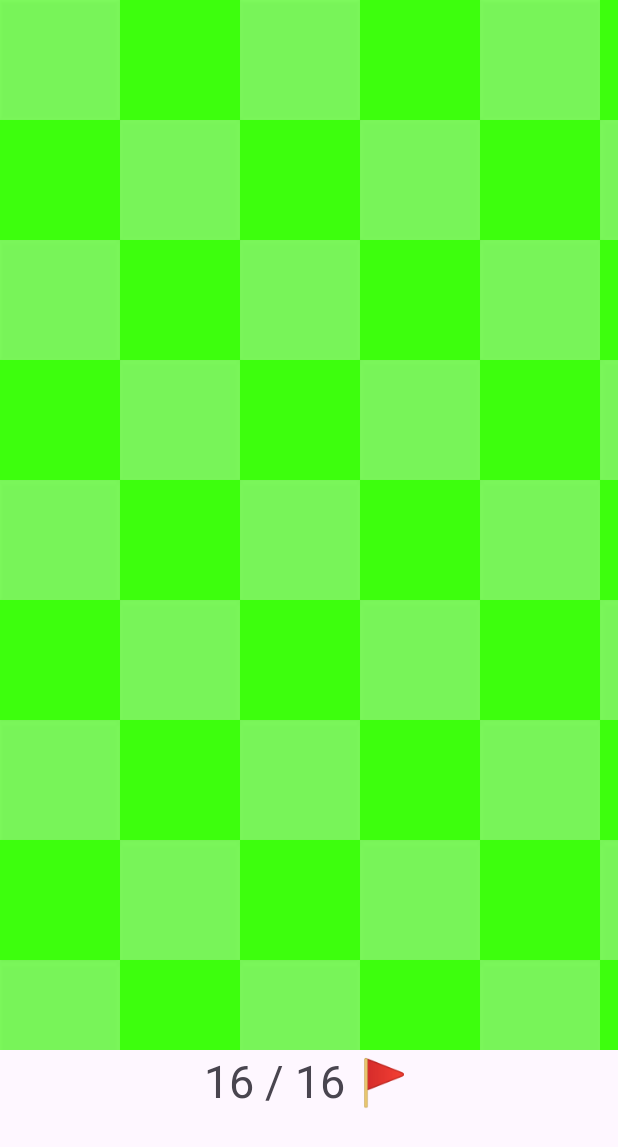
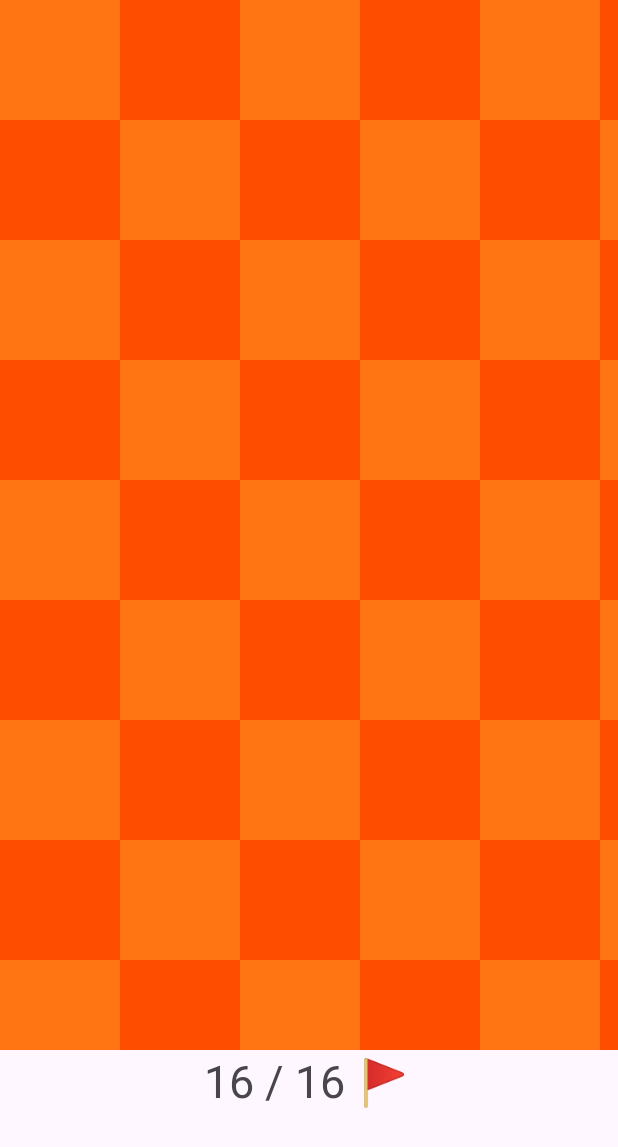
Before and after one commit to kobay9iq/Android_MineSweeper, an Android app: the screen it shows after launch (MainActivity), on a phone screen of 412 x 824 dp. Shown: the top 1147 px of the screen. Run offline under Robolectric (Android 15) with nearby library versions, the phone set to English and light mode, and no system bars.

```diff
--- a/app/src/main/java/com/example/sapper/MainActivity.java
+++ b/app/src/main/java/com/example/sapper/MainActivity.java
@@ -182,9 +182,9 @@ public class MainActivity extends AppCompatActivity {
   private void SetCellColor(int i, int j, boolean isOpened) {
     if (!isOpened) {
       if ((i + j) % 2 == 0) {
-        cells[i][j].setBackgroundColor(0xC860ff38);
+        cells[i][j].setBackgroundColor(0xffff7514);
       } else {
-        cells[i][j].setBackgroundColor(0xff3dff0d);
+        cells[i][j].setBackgroundColor(0xffff4d00);
       }
     } else {
       if ((i + j) % 2 == 0) {
```
